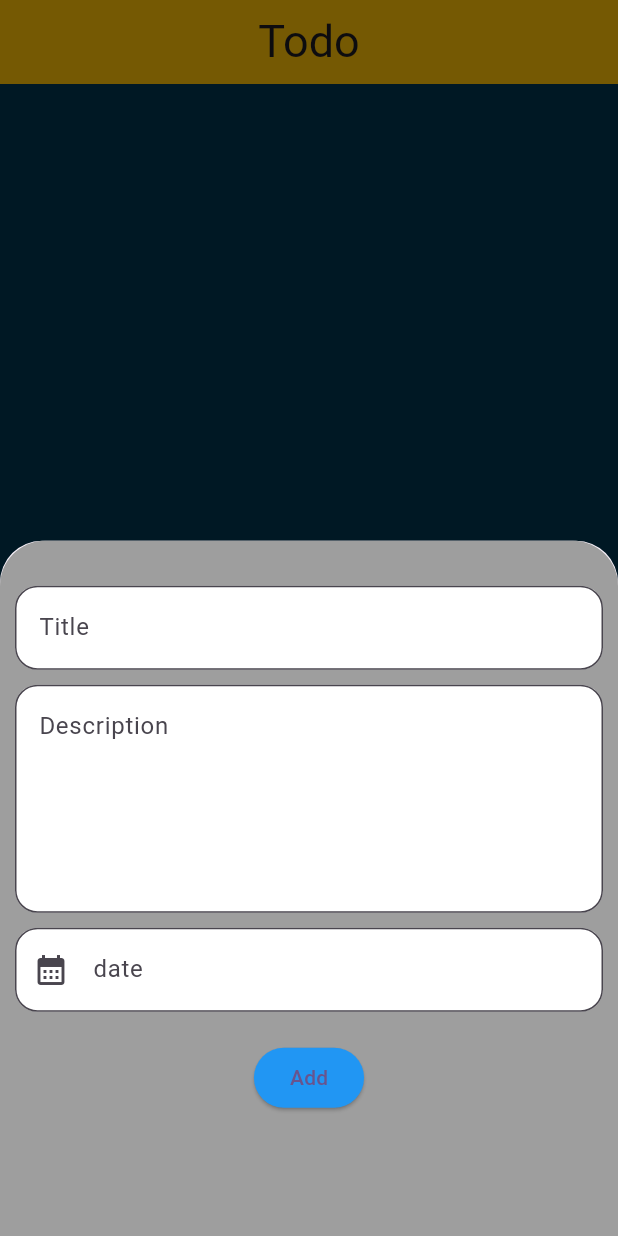
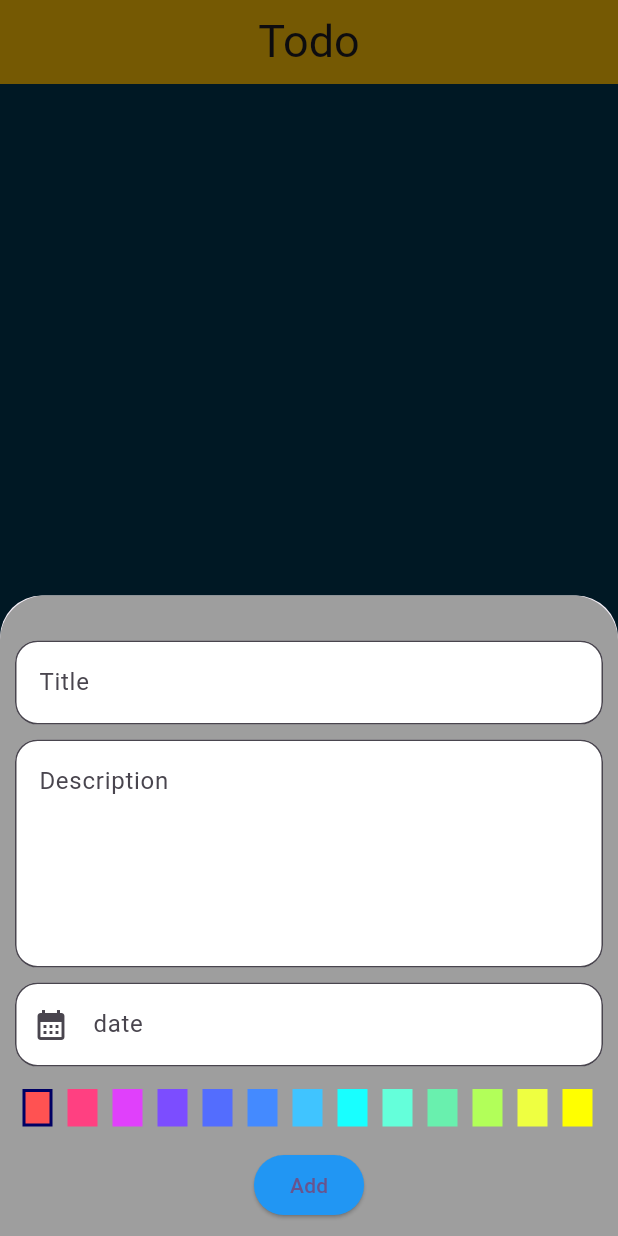
Before and after one commit to sharonRodrigues2255/todoApp, a Flutter app: the screen it shows after launch, after a tap on the "add" icon, on a phone screen of 412 x 824 dp. Run offline on Flutter 3.47's test engine with Material 2 defaults, Android fonts, the phone set to English and light mode, and no system bars; our stand-ins replace hive, hive_flutter; accounts and stored records are empty.

Commit message:
Added color to the todo items

```diff
--- a/lib/model/data_model.dart
+++ b/lib/model/data_model.dart
@@ -1,3 +1,4 @@
+import 'package:flutter/material.dart';
 import 'package:hive/hive.dart';
 part 'data_model.g.dart';
 
@@ -15,11 +16,15 @@ class DataModel extends HiveObject {
   @HiveField(3)
   final int? index;
 
+  @HiveField(4)
+  final int? color;
+
   DataModel(
       {required this.date,
       required this.description,
       required this.title,
-      this.index});
+      this.index,
+      required this.color});
 
   @override
   String toString() {
--- a/lib/view/homescreen/home_screen.dart
+++ b/lib/view/homescreen/home_screen.dart
@@ -52,7 +52,7 @@ class HomeScreen extends StatelessWidget {
                     child: Container(
                       decoration: BoxDecoration(
                         borderRadius: BorderRadius.circular(40),
-                        color: Colors.green,
+                        color: Color(data.color),
                       ),
                       width: double.infinity,
                       height: 150,
--- a/lib/view/homescreen/widgets/bottom_sheet.dart
+++ b/lib/view/homescreen/widgets/bottom_sheet.dart
@@ -11,14 +11,15 @@ showAddBottomSheet(
   TextEditingController titlleController = TextEditingController();
   TextEditingController descriptioncontroller = TextEditingController();
   TextEditingController dateController = TextEditingController();
-
+  int selectedIndex = 0;
   return showModalBottomSheet(
       context: context,
       builder: (context) {
         return StatefulBuilder(builder: (context, inSetState) {
           late DateTime selectedDate;
           bool isSelected = false;
-          return Container(
+          return SingleChildScrollView(
+            child: Container(
               decoration: BoxDecoration(
                   color: ColorContants.bottomSheetColor,
                   borderRadius: BorderRadius.only(
@@ -62,8 +63,8 @@ showAddBottomSheet(
                                         ? selectedDate
                                         : DateTime.now(),
                                     firstDate: DateTime.now(),
-                                  lastDate:
-                                      DateTime.now().add(Duration(days: 120)));
+                                    lastDate: DateTime.now()
+                                        .add(Duration(days: 120)));
 
                                 if (pickedDate != null) {
                                   selectedDate = pickedDate;
@@ -81,7 +82,40 @@ showAddBottomSheet(
                           border: OutlineInputBorder(
                               borderRadius: BorderRadius.circular(15))),
                     ),
-                  kheight20,
+                    kheight10,
+                    Container(
+                      width: double.infinity,
+                      height: 35,
+                      child: ListView.builder(
+                          scrollDirection: Axis.horizontal,
+                          itemCount: 15,
+                          itemBuilder: (context, index) {
+                            return Padding(
+                              padding: const EdgeInsets.all(5.0),
+                              child: InkWell(
+                                onTap: () {
+                                  inSetState(
+                                    () {
+                                      selectedIndex = index;
+                                    },
+                                  );
+                                },
+                                child: Container(
+                                    height: 20,
+                                    width: 20,
+                                    decoration: BoxDecoration(
+                                        color: Colors.accents[index],
+                                        border: index == selectedIndex
+                                            ? Border.all(
+                                                color:
+                                                    Colors.black.withBlue(100),
+                                                width: 2)
+                                            : null)),
+                              ),
+                            );
+                          }),
+                    ),
+                    kheight10,
                     ElevatedButton(
                       onPressed: () {
                         final controller = NoteController();
@@ -91,16 +125,19 @@ showAddBottomSheet(
                               date: dateController.text,
                               description: descriptioncontroller.text,
                               title: titlleController.text,
-                            index: DateTime.now().microsecond.toInt()),
+                              index: DateTime.now().microsecond.toInt(),
+                              color: Colors.accents[selectedIndex].value),
                         );
 
                         Navigator.pop(context);
                       },
                       child: Text("Add"),
                       style: ButtonStyle(
-                        backgroundColor: MaterialStatePropertyAll(Colors.blue)),
+                          backgroundColor:
+                              MaterialStatePropertyAll(Colors.blue)),
                     )
                   ],
+                ),
               ),
             ),
           );
```
Also changed, not shown: lib/model/data_model.g.dart. Lines whose indentation alone changed are shown as unchanged.
